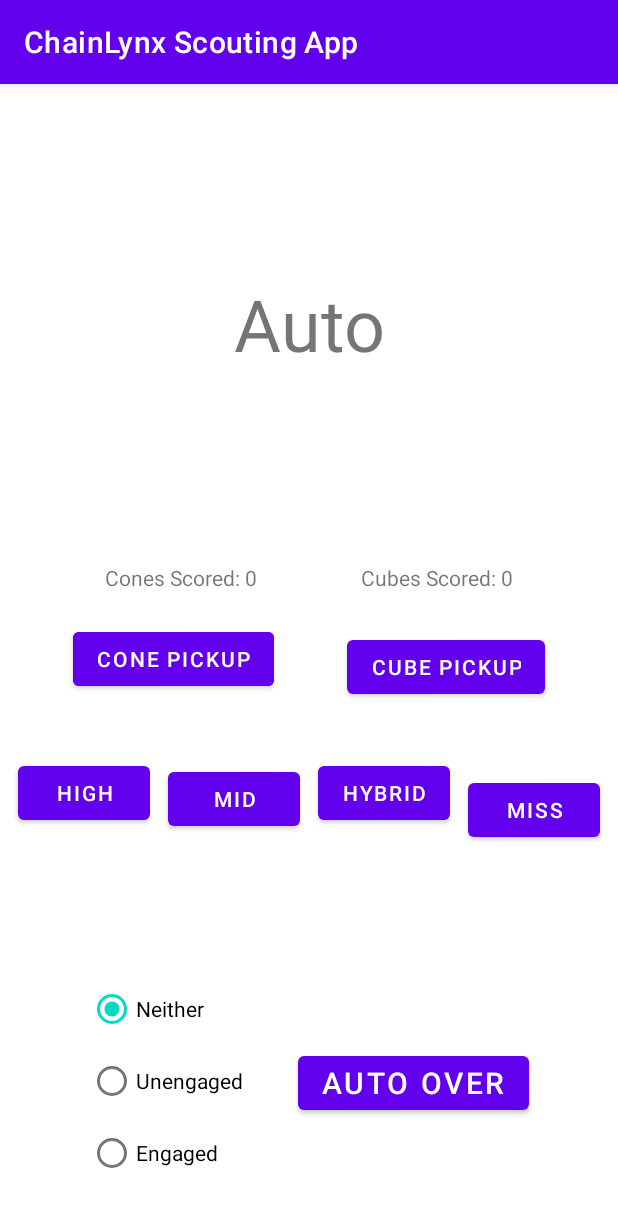
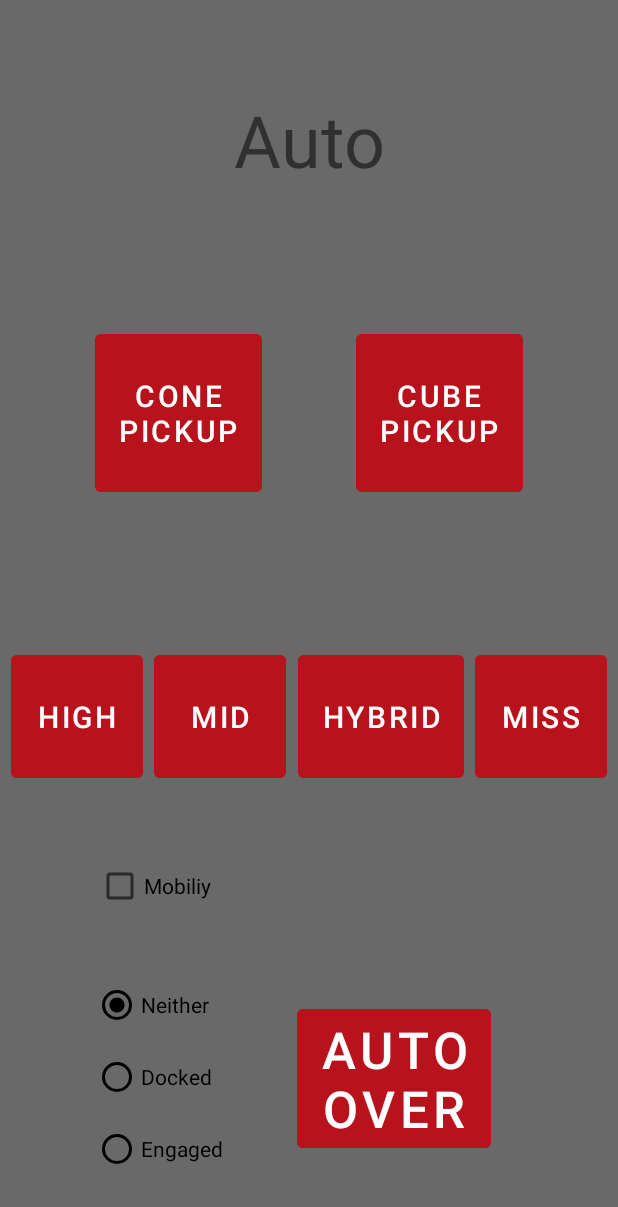
Before and after one commit to mojo626/ChainLynx-Scouting-App, an Android app: the AutoScouting screen opened directly, with no data from a screen before it, on a phone screen of 412 x 824 dp. Shown: the top 1207 px of the screen. Run offline under Robolectric (Android 15) with nearby library versions, the phone set to English and light mode, and no system bars.

Commit message:
I added more functionality including: - Bigger Buttons - Team Colors - Bug Fixes - Functionality for Mobility - Better Layout

```diff
--- a/app/src/main/AndroidManifest.xml
+++ b/app/src/main/AndroidManifest.xml
@@ -6,10 +6,13 @@
         android:allowBackup="true"
         android:dataExtractionRules="@xml/data_extraction_rules"
         android:fullBackupContent="@xml/backup_rules"
-        android:icon="@mipmap/ic_launcher"
+        android:icon="@drawable/chainlynx_logo"
         android:label="@string/app_name"
         android:supportsRtl="true"
         android:theme="@style/Theme.ChainLynxScoutingApp"
+        android:largeHeap="true"
+        android:hardwareAccelerated="false"
+        android:screenOrientation="sensorPortrait"
         tools:targetApi="31">
         <activity
             android:name=".MatchSetup"
--- a/app/src/main/java/com/example/chainlynxscoutingapp/MainActivity.java
+++ b/app/src/main/java/com/example/chainlynxscoutingapp/MainActivity.java
@@ -3,10 +3,14 @@ package com.example.chainlynxscoutingapp;
 import androidx.appcompat.app.AppCompatActivity;
 
 import android.content.Intent;
+import android.graphics.Bitmap;
+import android.graphics.drawable.BitmapDrawable;
 import android.os.Bundle;
 import android.util.Log;
 import android.view.View;
 import android.widget.Button;
+import android.widget.ImageView;
+
 
 import java.io.IOException;
 
@@ -22,6 +26,7 @@ public class MainActivity extends AppCompatActivity {
 
         Button scanButton = findViewById(R.id.button);
         scanButton.setOnClickListener(new View.OnClickListener() {
+
             public void onClick(View view) {
                 Intent switchActivityIntent = new Intent(view.getContext(), MatchSetup.class);
                 startActivity(switchActivityIntent);
--- a/app/src/main/java/com/example/chainlynxscoutingapp/QrCodeDisplay.java
+++ b/app/src/main/java/com/example/chainlynxscoutingapp/QrCodeDisplay.java
@@ -51,8 +51,6 @@ public class QrCodeDisplay extends AppCompatActivity {
                             bitmap.setPixel(x1, y1, Color.rgb(0, 0, 0));
                         }
                     }
-                } else {
-                    bitmap.setPixel(x, y, Color.rgb(255, 255, 255));
                 }
 
             }
--- a/app/src/main/res/layout/activity_auto_scouting.xml
+++ b/app/src/main/res/layout/activity_auto_scouting.xml
@@ -4,6 +4,7 @@
     xmlns:tools="http://schemas.android.com/tools"
     android:layout_width="match_parent"
     android:layout_height="match_parent"
+    android:background="#696969"
     tools:context=".AutoScouting">
 
     <RadioGroup
@@ -22,18 +23,21 @@
             android:id="@+id/neitherRadioButton"
             android:layout_width="match_parent"
             android:layout_height="wrap_content"
+            android:buttonTint="#000000"
             android:text="Neither" />
 
         <RadioButton
             android:id="@+id/unengagedRadioButton"
             android:layout_width="match_parent"
             android:layout_height="wrap_content"
-            android:text="Unengaged" />
+            android:buttonTint="#000000"
+            android:text="Docked" />
 
         <RadioButton
             android:id="@+id/engagedRadioButton"
             android:layout_width="match_parent"
             android:layout_height="wrap_content"
+            android:buttonTint="#000000"
             android:text="Engaged" />
     </RadioGroup>
 
@@ -41,52 +45,60 @@
         android:id="@+id/autoConePickup"
         android:layout_width="wrap_content"
         android:layout_height="wrap_content"
-        android:backgroundTint="#6200ED"
-        android:text="Cone Pickup"
+        android:backgroundTint="#b8131c"
+        android:text="\nCone\nPickup\n"
+        android:textSize="20sp"
         app:layout_constraintBottom_toTopOf="@+id/radioGroup"
         app:layout_constraintEnd_toStartOf="@+id/autoCubePickup"
         app:layout_constraintStart_toStartOf="parent"
         app:layout_constraintTop_toTopOf="parent"
-        app:layout_constraintVertical_bias="0.65999997" />
+        app:layout_constraintVertical_bias="0.41000003" />
 
     <Button
         android:id="@+id/autoHighScored"
         android:layout_width="wrap_content"
         android:layout_height="wrap_content"
-        android:text="High"
-        app:layout_constraintBottom_toTopOf="@+id/radioGroup"
+        android:backgroundTint="#b8131c"
+        android:text="\nHigh\n"
+        android:textSize="20sp"
+        app:layout_constraintBottom_toBottomOf="parent"
         app:layout_constraintEnd_toStartOf="@+id/autoMidScored"
         app:layout_constraintStart_toStartOf="parent"
         app:layout_constraintTop_toTopOf="parent"
-        app:layout_constraintVertical_bias="0.824" />
+        app:layout_constraintVertical_bias="0.59" />
 
     <Button
         android:id="@+id/autoCubePickup"
         android:layout_width="wrap_content"
         android:layout_height="wrap_content"
-        android:text="Cube Pickup"
+        android:backgroundTint="#b8131c"
+        android:text="\nCube\nPickup\n"
+        android:textSize="20sp"
         app:layout_constraintBottom_toTopOf="@+id/radioGroup"
         app:layout_constraintEnd_toEndOf="parent"
         app:layout_constraintStart_toEndOf="@+id/autoConePickup"
         app:layout_constraintTop_toTopOf="parent"
-        app:layout_constraintVertical_bias="0.66999996" />
+        app:layout_constraintVertical_bias="0.41000003" />
 
     <Button
         android:id="@+id/autoHybridScored"
         android:layout_width="wrap_content"
         android:layout_height="wrap_content"
-        android:text="Hybrid"
-        app:layout_constraintBottom_toTopOf="@+id/radioGroup"
+        android:backgroundTint="#b8131c"
+        android:text="\nHybrid\n"
+        android:textSize="20sp"
+        app:layout_constraintBottom_toBottomOf="parent"
         app:layout_constraintEnd_toStartOf="@+id/autoMiss"
         app:layout_constraintStart_toEndOf="@+id/autoMidScored"
         app:layout_constraintTop_toTopOf="parent"
-        app:layout_constraintVertical_bias="0.824" />
+        app:layout_constraintVertical_bias="0.59" />
 
     <TextView
         android:id="@+id/autoConeCounter"
         android:layout_width="wrap_content"
         android:layout_height="wrap_content"
         android:text="Cones Scored: 0"
+        android:visibility="invisible"
         app:layout_constraintBottom_toTopOf="@+id/autoConePickup"
         app:layout_constraintEnd_toStartOf="@+id/autoCubeCounter"
         app:layout_constraintStart_toStartOf="parent"
@@ -98,6 +110,7 @@
         android:layout_width="wrap_content"
         android:layout_height="wrap_content"
         android:text="Cubes Scored: 0"
+        android:visibility="invisible"
         app:layout_constraintBottom_toTopOf="@+id/autoConePickup"
         app:layout_constraintEnd_toEndOf="parent"
         app:layout_constraintStart_toEndOf="@+id/autoConeCounter"
@@ -108,14 +121,15 @@
         android:id="@+id/autoOverButton"
         android:layout_width="wrap_content"
         android:layout_height="wrap_content"
-        android:text="Auto Over"
-        android:textSize="20sp"
+        android:backgroundTint="#b8131c"
+        android:text="Auto\nOver"
+        android:textSize="34sp"
         app:layout_constraintBottom_toBottomOf="parent"
         app:layout_constraintEnd_toEndOf="parent"
-        app:layout_constraintHorizontal_bias="0.77"
+        app:layout_constraintHorizontal_bias="0.7"
         app:layout_constraintStart_toStartOf="parent"
         app:layout_constraintTop_toBottomOf="@+id/autoHybridScored"
-        app:layout_constraintVertical_bias="0.65" />
+        app:layout_constraintVertical_bias="0.73" />
 
     <TextView
         android:id="@+id/autoText"
@@ -132,21 +146,39 @@
         android:id="@+id/autoMidScored"
         android:layout_width="wrap_content"
         android:layout_height="wrap_content"
-        android:text="Mid"
-        app:layout_constraintBottom_toTopOf="@+id/radioGroup"
+        android:backgroundTint="#b8131c"
+        android:text="\nMid\n"
+        android:textSize="20sp"
+        app:layout_constraintBottom_toBottomOf="parent"
         app:layout_constraintEnd_toStartOf="@+id/autoHybridScored"
         app:layout_constraintStart_toEndOf="@+id/autoHighScored"
-        app:layout_constraintTop_toBottomOf="@+id/autoConePickup"
-        app:layout_constraintVertical_bias="0.32999998" />
+        app:layout_constraintTop_toTopOf="parent"
+        app:layout_constraintVertical_bias="0.59" />
 
     <Button
         android:id="@+id/autoMiss"
         android:layout_width="wrap_content"
         android:layout_height="wrap_content"
-        android:text="Miss"
-        app:layout_constraintBottom_toTopOf="@+id/autoOverButton"
+        android:backgroundTint="#b8131c"
+        android:text="\nMiss\n"
+        android:textSize="20sp"
+        app:layout_constraintBottom_toBottomOf="parent"
         app:layout_constraintEnd_toEndOf="parent"
         app:layout_constraintStart_toEndOf="@+id/autoHybridScored"
-        app:layout_constraintTop_toBottomOf="@+id/autoCubePickup"
-        app:layout_constraintVertical_bias="0.26" />
+        app:layout_constraintTop_toTopOf="parent"
+        app:layout_constraintVertical_bias="0.59" />
+
+    <CheckBox
+        android:id="@+id/mobilityCheck"
+        android:layout_width="wrap_content"
+        android:layout_height="wrap_content"
+        android:text="Mobiliy"
+        android:textColor="#000000"
+        app:buttonIconTint="#000000"
+        app:layout_constraintBottom_toBottomOf="parent"
+        app:layout_constraintEnd_toEndOf="parent"
+        app:layout_constraintHorizontal_bias="0.19"
+        app:layout_constraintStart_toStartOf="parent"
+        app:layout_constraintTop_toTopOf="parent"
+        app:layout_constraintVertical_bias="0.73" />
 </androidx.constraintlayout.widget.ConstraintLayout>
--- a/app/src/main/res/layout/activity_match_setup.xml
+++ b/app/src/main/res/layout/activity_match_setup.xml
@@ -4,6 +4,7 @@
     xmlns:tools="http://schemas.android.com/tools"
     android:layout_width="match_parent"
     android:layout_height="match_parent"
+    android:background="#696969"
     tools:context=".MatchSetup">
 
     <EditText
@@ -35,6 +36,7 @@
         android:id="@+id/nextButton"
         android:layout_width="wrap_content"
         android:layout_height="wrap_content"
+        android:backgroundTint="#b8131c"
         android:text="Next"
         app:layout_constraintBottom_toBottomOf="parent"
         app:layout_constraintEnd_toEndOf="parent"
@@ -56,12 +58,14 @@
             android:id="@+id/blueRadioButton"
             android:layout_width="match_parent"
             android:layout_height="wrap_content"
+            android:buttonTint="#000000"
             android:text="Blue Team" />
 
         <RadioButton
             android:id="@+id/redRadioButton"
             android:layout_width="match_parent"
             android:layout_height="wrap_content"
+            android:buttonTint="#000000"
             android:text="Red Team" />
     </RadioGroup>
 
--- a/app/src/main/res/layout/activity_qr_code_display.xml
+++ b/app/src/main/res/layout/activity_qr_code_display.xml
@@ -4,6 +4,7 @@
     xmlns:tools="http://schemas.android.com/tools"
     android:layout_width="match_parent"
     android:layout_height="match_parent"
+    android:background="#696969"
     tools:context=".QrCodeDisplay">
 
     <ImageView
--- a/app/src/main/res/values/themes.xml
+++ b/app/src/main/res/values/themes.xml
@@ -1,6 +1,6 @@
 <resources xmlns:tools="http://schemas.android.com/tools">
     <!-- Base application theme. -->
-    <style name="Theme.ChainLynxScoutingApp" parent="Theme.MaterialComponents.DayNight.DarkActionBar">
+    <style name="Theme.ChainLynxScoutingApp" parent="Theme.MaterialComponents.DayNight.NoActionBar">
         <!-- Primary brand color. -->
         <item name="colorPrimary">@color/purple_500</item>
         <item name="colorPrimaryVariant">@color/purple_700</item>
```
Also changed, not shown: app/src/main/java/com/example/chainlynxscoutingapp/AutoScouting.java (+15 -11 lines), app/src/main/java/com/example/chainlynxscoutingapp/TeleopScouting.java (+12 -11 lines), app/src/main/res/layout/activity_main.xml (+21 -3 lines), app/src/main/res/layout/activity_teleop_scouting.xml (+45 -22 lines), app/src/main/res/drawable/chainlynx_logo.png (added).
